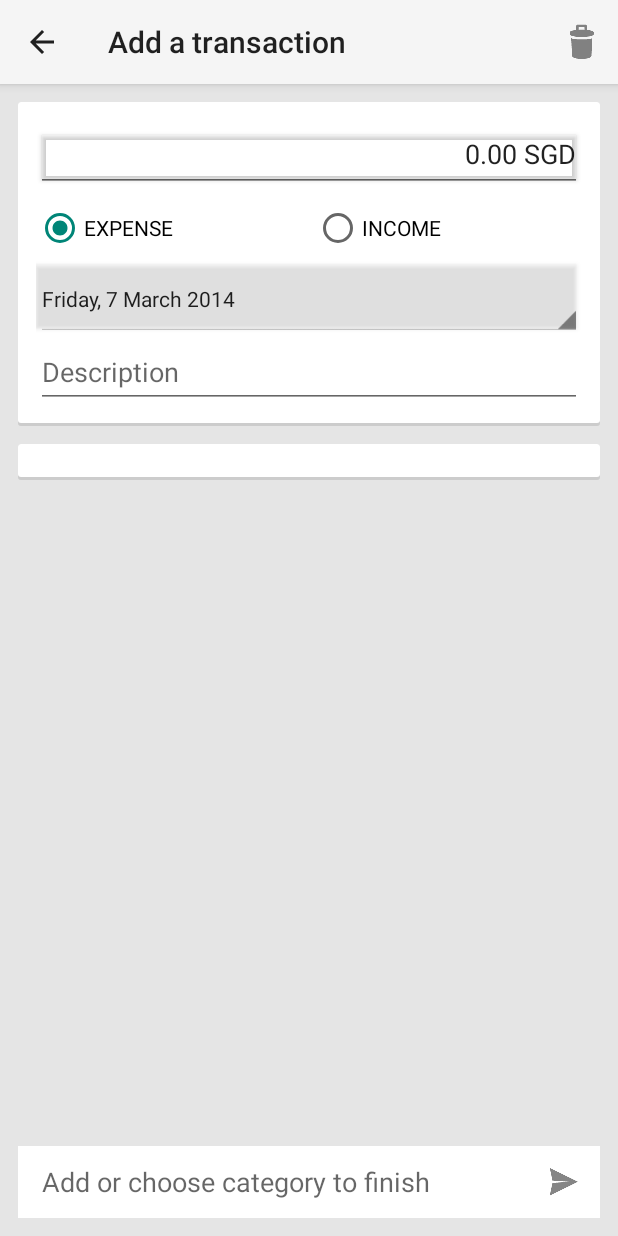
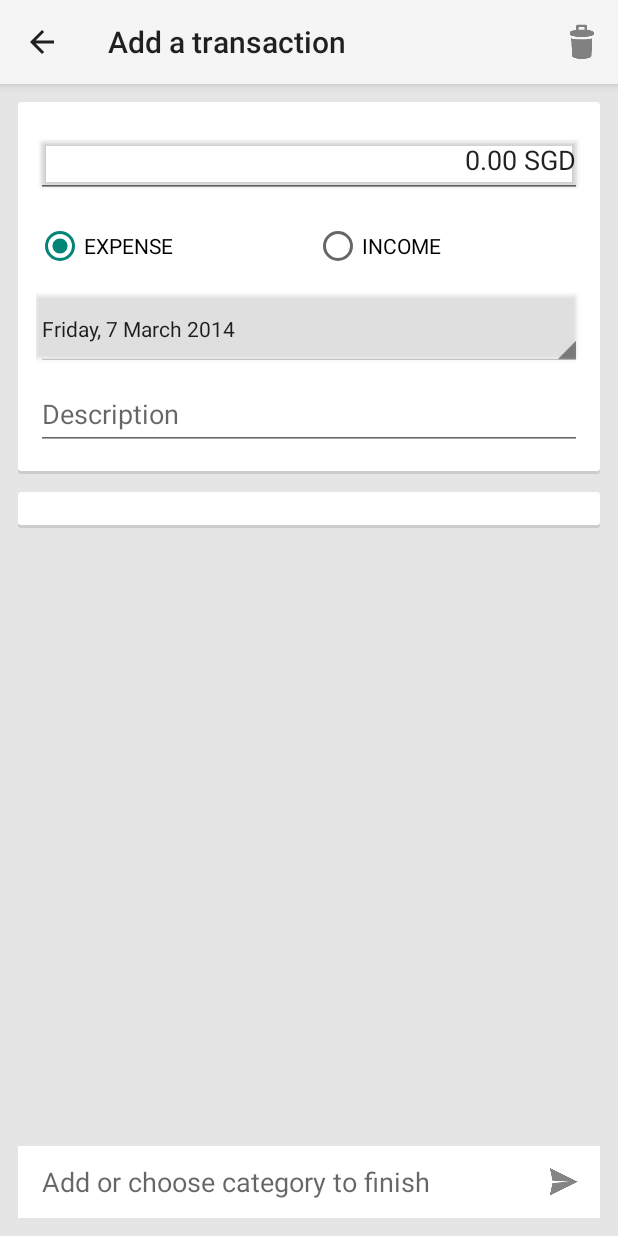
Before and after one commit to Lunion/Jotty, an Android app: the RecordFragment screen opened directly, with no data from a screen before it, on a phone screen of 412 x 824 dp. Run offline under Robolectric (Android 15) with nearby library versions, the phone set to English and light mode, and no system bars; libraries missing offline, so code that uses them is left out: com.doomonafireball.betterpickers, com.linearlistview; plain views replace LinearListView; 6 statements that could not run were skipped.

Commit message:
Fixed issues with LinearListView

```diff
--- a/JotCash/src/main/java/com/lawenlerk/jotcash/RecordFragment.java
+++ b/JotCash/src/main/java/com/lawenlerk/jotcash/RecordFragment.java
@@ -16,11 +16,9 @@ import android.util.Log;
 import android.view.LayoutInflater;
 import android.view.View;
 import android.view.ViewGroup;
-import android.widget.AdapterView;
 import android.widget.Button;
 import android.widget.EditText;
 import android.widget.ImageButton;
-import android.widget.ListView;
 import android.widget.RadioButton;
 import android.widget.Toast;
 
@@ -59,6 +57,8 @@ public class RecordFragment extends Fragment
     ImageButton ibCategoryAdd;
     SimpleCursorAdapter expenseAdapter;
     SimpleCursorAdapter incomeAdapter;
+    Boolean expenseAdapterSwapped = false;
+    Boolean incomeAdapterSwapped = false;
     private Uri transactionUri = null;
 
 
@@ -133,7 +133,7 @@ public class RecordFragment extends Fragment
 
             flvCategoryPicker.setOnItemClickListener(new LinearListView.OnItemClickListener() {
                 @Override
-                public void onItemClick(LinearListView linearListView , View view, int position, long id) {
+                public void onItemClick(LinearListView linearListView, View view, int position, long id) {
                     Log.d("RecordFragment", Long.toString(id));
                     Cursor cursor;
                     if (transaction.type.equals(Transaction.EXPENSE)) {
@@ -367,16 +367,24 @@ public class RecordFragment extends Fragment
 
     public void setType(String type) {
         transaction.type = type;
+        updateCategoryPicker();
         if (type.equals(Transaction.EXPENSE)) {
-            flvCategoryPicker.setAdapter(expenseAdapter);
             if (!rbExpense.isChecked()) {
                 rbExpense.setChecked(true);
             }
         } else {
-            flvCategoryPicker.setAdapter(incomeAdapter);
             if (!rbIncome.isChecked()) {
                 rbIncome.setChecked(true);
             }
+        }
+    }
+
+    public void updateCategoryPicker() {
+        // Workaround to solve issue of nullpointerexception if setAdapter before cursor is fully swapped and parsed
+        if (expenseAdapterSwapped && transaction.type.equals(Transaction.EXPENSE)) {
+            flvCategoryPicker.setAdapter(expenseAdapter);
+        } else if (incomeAdapterSwapped && transaction.type.equals(Transaction.INCOME)) {
+            flvCategoryPicker.setAdapter(incomeAdapter);
         }
     }
 
@@ -502,9 +510,13 @@ public class RecordFragment extends Fragment
         switch (loader.getId()) {
             case EXPENSE:
                 expenseAdapter.swapCursor(data);
+                expenseAdapterSwapped = true;
+                updateCategoryPicker();
                 break;
             case INCOME:
                 incomeAdapter.swapCursor(data);
+                incomeAdapterSwapped = true;
+                updateCategoryPicker();
                 break;
         }
     }
--- a/JotCash/src/main/res/layout-v14/record_fragment.xml
+++ b/JotCash/src/main/res/layout-v14/record_fragment.xml
@@ -19,16 +19,18 @@
             <LinearLayout
                 android:id="@+id/llTransactionDetails"
                 style="@style/card"
+                android:padding="@dimen/card_padding"
                 android:layout_width="fill_parent"
                 android:layout_height="wrap_content"
-                android:padding="@dimen/card_padding"
                 android:orientation="vertical">
 
                 <Button
                     android:id="@+id/etAmount"
                     style="@android:style/Widget.Holo.Light.EditText"
                     android:layout_width="fill_parent"
-                    android:layout_height="48dp"
+                    android:layout_height="@dimen/touchables_min_length"
+                    android:layout_marginBottom="@dimen/vertical_margin_min"
+                    android:layout_marginTop="@dimen/vertical_margin_min"
                     android:ems="10"
                     android:focusable="false"
                     android:gravity="right"
@@ -39,6 +41,8 @@
                     android:id="@+id/rgType"
                     android:layout_width="fill_parent"
                     android:layout_height="@dimen/touchables_min_length"
+                    android:layout_marginBottom="@dimen/vertical_margin_min"
+                    android:layout_marginTop="@dimen/vertical_margin_min"
                     android:orientation="horizontal">
 
                     <RadioButton
@@ -62,12 +66,16 @@
                     style="@android:style/Widget.Holo.Light.Spinner"
                     android:layout_width="fill_parent"
                     android:layout_height="@dimen/touchables_min_length"
+                    android:layout_marginBottom="@dimen/vertical_margin_min"
+                    android:layout_marginTop="@dimen/vertical_margin_min"
                     android:text="@string/date_picker_placeholder" />
 
                 <EditText
                     android:id="@+id/etDescription"
                     android:layout_width="fill_parent"
                     android:layout_height="@dimen/touchables_min_length"
+                    android:layout_marginBottom="@dimen/vertical_margin_min"
+                    android:layout_marginTop="@dimen/vertical_margin_min"
                     android:hint="@string/description" />
 
 
@@ -101,7 +109,8 @@
             android:background="@android:color/white"
             android:paddingLeft="@dimen/activity_horizontal_margin"
             android:paddingRight="@dimen/touchables_min_length"
-            android:singleLine="true" />
+            android:singleLine="true"
+            android:capitalize="sentences" />
 
         <ImageButton
             android:id="@+id/ibCategoryAdd"
```
